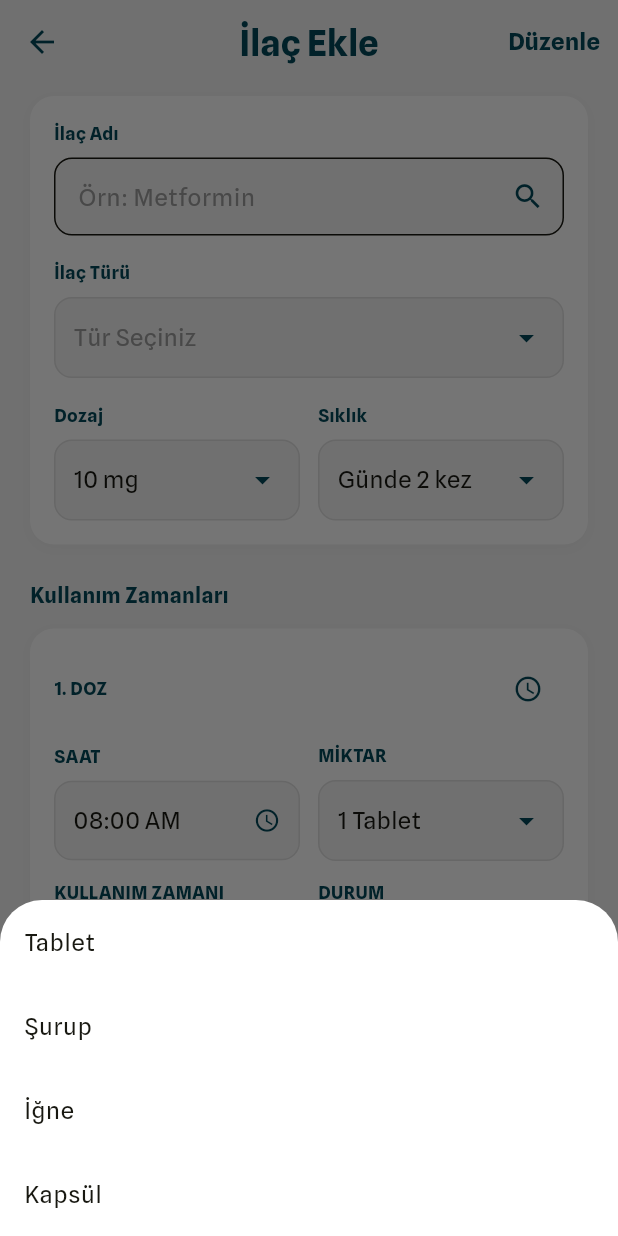
After one commit to SudeAkdag/INSULA, a Flutter app: the AddMedicationScreen screen opened directly, after a tap on "Tür Seçiniz", on a phone screen of 412 x 824 dp. The commit adds this screen. Run offline on Flutter 3.47's test engine with Material 3 defaults, Android fonts, the phone set to English and light mode, and no system bars; network calls fail.

Commit message:
add medication genel taslağı bitti

```diff
--- /dev/null
+++ b/insula/lib/presentation/screens/add_medication_screen.dart
@@ -0,0 +1,205 @@
+// İlaç Ekle sayfası. Widget'lar presentation/widgets/add_medication/ altındaki
+// ayrı dosyalardan import edilir (form kartı, doz kartları, notlar, kaydet butonu).
+import 'package:flutter/material.dart';
+import '../../core/theme/app_colors.dart';
+import '../../core/theme/app_text_styles.dart';
+import '../widgets/add_medication/add_medication_form_card.dart';
+import '../widgets/add_medication/add_medication_dose_card.dart';
+import '../widgets/add_medication/add_medication_notes_card.dart';
+import '../widgets/add_medication/add_medication_save_button.dart';
+
+class AddMedicationScreen extends StatefulWidget {
+  const AddMedicationScreen({super.key});
+
+  @override
+  State<AddMedicationScreen> createState() => _AddMedicationScreenState();
+}
+
+class _AddMedicationScreenState extends State<AddMedicationScreen> {
+  final _formKey = GlobalKey<FormState>();
+  final _nameController = TextEditingController();
+  final _notesController = TextEditingController();
+
+  String _medicationType = 'Tür Seçiniz';
+  String _dosage = '10 mg';
+  String _frequency = 'Günde 2 kez';
+
+  TimeOfDay _dose1Time = const TimeOfDay(hour: 8, minute: 0);
+  String _dose1Amount = '1 Tablet';
+  String _dose1UsageTime = 'Sabah';
+  String _dose1Condition = 'Aç';
+
+  TimeOfDay _dose2Time = const TimeOfDay(hour: 20, minute: 0);
+  String _dose2Amount = '1 Tablet';
+  String _dose2UsageTime = 'Akşam';
+  String _dose2Condition = 'Tok';
+
+  @override
+  void dispose() {
+    _nameController.dispose();
+    _notesController.dispose();
+    super.dispose();
+  }
+
+  Future<void> _pickTime(TimeOfDay initial, void Function(TimeOfDay) onPicked) async {
+    final picked = await showTimePicker(
+      context: context,
+      initialTime: initial,
+    );
+    if (picked != null) onPicked(picked);
+  }
+
+  void _showOptions(BuildContext context, List<String> options, void Function(String) onSelect) {
+    showModalBottomSheet(
+      context: context,
+      builder: (ctx) => SafeArea(
+        child: Column(
+          mainAxisSize: MainAxisSize.min,
+          children: options
+              .map((o) => ListTile(
+                    title: Text(o),
+                    onTap: () {
+                      onSelect(o);
+                      Navigator.pop(ctx);
+                    },
+                  ))
+              .toList(),
+        ),
+      ),
+    );
+  }
+
+  void _save() {
+    if (_formKey.currentState?.validate() ?? false) {
+      // TODO: İlaç kaydetme mantığı
+      Navigator.pop(context);
+    }
+  }
+
+  @override
+  Widget build(BuildContext context) {
+    return Scaffold(
+      backgroundColor: AppColors.backgroundLight,
+      appBar: AppBar(
+        leading: IconButton(
+          icon: const Icon(Icons.arrow_back, color: AppColors.secondary),
+          onPressed: () => Navigator.pop(context),
+        ),
+        title: Text(
+          "İlaç Ekle",
+          style: AppTextStyles.h1.copyWith(color: AppColors.secondary),
+        ),
+        centerTitle: true,
+        backgroundColor: Colors.transparent,
+        elevation: 0,
+        actions: [
+          TextButton(
+            onPressed: () {},
+            child: Text(
+              'Düzenle',
+              style: AppTextStyles.body.copyWith(
+                color: AppColors.accentTeal,
+                fontWeight: FontWeight.w600,
+              ),
+            ),
+          ),
+        ],
+      ),
+      body: Form(
+        key: _formKey,
+        child: SingleChildScrollView(
+          padding: const EdgeInsets.fromLTRB(20, 8, 20, 24),
+          child: Column(
+            crossAxisAlignment: CrossAxisAlignment.start,
+            children: [
+              AddMedicationFormCard(
+                nameController: _nameController,
+                medicationType: _medicationType,
+                dosage: _dosage,
+                frequency: _frequency,
+                onTypeTap: () => _showOptions(
+                  context,
+                  ['Tablet', 'Şurup', 'İğne', 'Kapsül'],
+                  (v) => setState(() => _medicationType = v),
+                ),
+                onDosageTap: () => _showOptions(
+                  context,
+                  ['10 mg', '500 mg', '1000 mg'],
+                  (v) => setState(() => _dosage = v),
+                ),
+                onFrequencyTap: () => _showOptions(
+                  context,
+                  ['Günde 1 kez', 'Günde 2 kez', 'Günde 3 kez', 'Haftada 1 kez'],
+                  (v) => setState(() => _frequency = v),
+                ),
+                nameValidator: (v) =>
+                    (v == null || v.trim().isEmpty) ? 'İlaç adı girin' : null,
+              ),
+              const SizedBox(height: 24),
+              Text(
+                'Kullanım Zamanları',
+                style: AppTextStyles.body.copyWith(
+                  fontSize: 14,
+                  fontWeight: FontWeight.bold,
+                  color: AppColors.accentTeal,
+                ),
+              ),
+              const SizedBox(height: 12),
+              AddMedicationDoseCard(
+                title: '1. DOZ',
+                time: _dose1Time,
+                onTimeTap: () => _pickTime(_dose1Time, (t) => setState(() => _dose1Time = t)),
+                amount: _dose1Amount,
+                usageTime: _dose1UsageTime,
+                condition: _dose1Condition,
+                onAmountTap: () => _showOptions(
+                  context,
+                  ['1 Tablet', '2 Tablet', '1 Ölçek'],
+                  (v) => setState(() => _dose1Amount = v),
+                ),
+                onUsageTimeTap: () => _showOptions(
+                  context,
+                  ['Sabah', 'Öğle', 'Akşam', 'Gece'],
+                  (v) => setState(() => _dose1UsageTime = v),
+                ),
+                onConditionTap: () => _showOptions(
+                  context,
+                  ['Aç', 'Tok'],
+                  (v) => setState(() => _dose1Condition = v),
+                ),
+              ),
+              const SizedBox(height: 12),
+              AddMedicationDoseCard(
+                title: '2. DOZ',
+                time: _dose2Time,
+                onTimeTap: () => _pickTime(_dose2Time, (t) => setState(() => _dose2Time = t)),
+                amount: _dose2Amount,
+                usageTime: _dose2UsageTime,
+                condition: _dose2Condition,
+                onAmountTap: () => _showOptions(
+                  context,
+                  ['1 Tablet', '2 Tablet', '1 Ölçek'],
+                  (v) => setState(() => _dose2Amount = v),
+                ),
+                onUsageTimeTap: () => _showOptions(
+                  context,
+                  ['Sabah', 'Öğle', 'Akşam', 'Gece'],
+                  (v) => setState(() => _dose2UsageTime = v),
+                ),
+                onConditionTap: () => _showOptions(
+                  context,
+                  ['Aç', 'Tok'],
+                  (v) => setState(() => _dose2Condition = v),
+                ),
+              ),
+              const SizedBox(height: 24),
+              AddMedicationNotesCard(controller: _notesController),
+              const SizedBox(height: 32),
+              AddMedicationSaveButton(onPressed: _save),
+            ],
+          ),
+        ),
+      ),
+    );
+  }
+}
--- a/insula/lib/presentation/screens/medication_screen.dart
+++ b/insula/lib/presentation/screens/medication_screen.dart
@@ -7,6 +7,7 @@ import '../../core/theme/app_text_styles.dart';
 import '../widgets/medication/medication_progress_card.dart';
 import '../widgets/medication/medication_section.dart';
 import '../widgets/medication/medication_card_data.dart';
+import 'add_medication_screen.dart';
 
 class MedicationScreen extends StatefulWidget {
   const MedicationScreen({super.key});
@@ -121,7 +122,14 @@ class _MedicationScreenState extends State<MedicationScreen> {
         ],
       ),
       floatingActionButton: FloatingActionButton.extended(
-        onPressed: null, // UI-only
+        onPressed: () {
+          Navigator.push(
+            context,
+            MaterialPageRoute<void>(
+              builder: (context) => const AddMedicationScreen(),
+            ),
+          );
+        },
         backgroundColor: const Color(0xFFFFC107),
         elevation: 4,
         icon: const Icon(
--- /dev/null
+++ b/insula/lib/presentation/widgets/add_medication/add_medication_dose_card.dart
@@ -0,0 +1,130 @@
+import 'package:flutter/material.dart';
+import '../../../core/theme/app_colors.dart';
+import '../../../core/theme/app_text_styles.dart';
+import 'add_medication_select_field.dart';
+
+/// İlaç ekleme sayfasında tek bir doz kartı (1. DOZ / 2. DOZ).
+/// SAAT, MİKTAR, KULLANIM ZAMANI, DURUM alanları.
+class AddMedicationDoseCard extends StatelessWidget {
+  final String title;
+  final TimeOfDay time;
+  final VoidCallback onTimeTap;
+  final String amount;
+  final String usageTime;
+  final String condition;
+  final VoidCallback onAmountTap;
+  final VoidCallback onUsageTimeTap;
+  final VoidCallback onConditionTap;
+
+  const AddMedicationDoseCard({
+    super.key,
+    required this.title,
+    required this.time,
+    required this.onTimeTap,
+    required this.amount,
+    required this.usageTime,
+    required this.condition,
+    required this.onAmountTap,
+    required this.onUsageTimeTap,
+    required this.onConditionTap,
+  });
+
+  static const double _cardRadius = 16;
+
+  static String formatTime(TimeOfDay t) {
+    final h = t.hourOfPeriod == 0 ? 12 : t.hourOfPeriod;
+    final ampm = t.period == DayPeriod.am ? 'AM' : 'PM';
+    return '${h.toString().padLeft(2, '0')}:${t.minute.toString().padLeft(2, '0')} $ampm';
+  }
+
+  @override
+  Widget build(BuildContext context) {
+    return Container(
+      width: double.infinity,
+      padding: const EdgeInsets.all(16),
+      decoration: BoxDecoration(
+        color: AppColors.surfaceLight,
+        borderRadius: BorderRadius.circular(_cardRadius),
+        boxShadow: [
+          BoxShadow(
+            color: Colors.black.withOpacity(0.04),
+            blurRadius: 8,
+            offset: const Offset(0, 2),
+          ),
+        ],
+      ),
+      child: Column(
+        crossAxisAlignment: CrossAxisAlignment.start,
+        children: [
+          Row(
+            mainAxisAlignment: MainAxisAlignment.spaceBetween,
+            children: [
+              Text(
+                title,
+                style: AppTextStyles.body.copyWith(
+                  fontSize: 12,
+                  fontWeight: FontWeight.bold,
+                  color: AppColors.accentTeal,
+                ),
+              ),
+              IconButton(
+                icon: Icon(Icons.access_time, color: AppColors.accentTeal, size: 20),
+                onPressed: onTimeTap,
+                padding: EdgeInsets.zero,
+                constraints: const BoxConstraints(),
+              ),
+            ],
+          ),
+          const SizedBox(height: 12),
+          Row(
+            children: [
+              Expanded(
+                child: AddMedicationSelectField(
+                  label: 'SAAT',
+                  value: formatTime(time),
+                  hint: '08:00 AM',
+                  suffixIcon: Icon(Icons.access_time, color: AppColors.accentTeal, size: 18),
+                  onTap: onTimeTap,
+                ),
+              ),
+              const SizedBox(width: 12),
+              Expanded(
+                child: AddMedicationSelectField(
+                  label: 'MİKTAR',
+                  value: amount,
+                  hint: '1 Tablet',
+                  suffixIcon: AddMedicationSelectField.dropdownIcon(),
+                  onTap: onAmountTap,
+                ),
+              ),
+            ],
+          ),
+          const SizedBox(height: 12),
+          Row(
+            children: [
+              Expanded(
+                child: AddMedicationSelectField(
+                  label: 'KULLANIM ZAMANI',
+                  value: usageTime,
+                  hint: 'Sabah',
+                  suffixIcon: AddMedicationSelectField.dropdownIcon(),
+                  onTap: onUsageTimeTap,
+                ),
+              ),
+              const SizedBox(width: 12),
+              Expanded(
+                child: AddMedicationSelectField(
+                  label: 'DURUM',
+                  value: condition,
+                  hint: 'Aç',
+                  suffixIcon: AddMedicationSelectField.dropdownIcon(),
+                  onTap: onConditionTap,
+                ),
+              ),
+            ],
+          ),
+        ],
+      ),
+    );
+  }
+}
--- /dev/null
+++ b/insula/lib/presentation/widgets/add_medication/add_medication_form_card.dart
@@ -0,0 +1,117 @@
+import 'package:flutter/material.dart';
+import '../../../core/theme/app_colors.dart';
+import '../../../core/theme/app_text_styles.dart';
+import 'add_medication_select_field.dart';
+
+/// İlaç ekleme sayfasındaki ilk kart: İlaç Adı, İlaç Türü, Dozaj, Sıklık.
+class AddMedicationFormCard extends StatelessWidget {
+  final TextEditingController nameController;
+  final String medicationType;
+  final String dosage;
+  final String frequency;
+  final VoidCallback onTypeTap;
+  final VoidCallback onDosageTap;
+  final VoidCallback onFrequencyTap;
+  final String? Function(String?)? nameValidator;
+
+  const AddMedicationFormCard({
+    super.key,
+    required this.nameController,
+    required this.medicationType,
+    required this.dosage,
+    required this.frequency,
+    required this.onTypeTap,
+    required this.onDosageTap,
+    required this.onFrequencyTap,
+    this.nameValidator,
+  });
+
+  static const double _cardRadius = 16;
+
+  @override
+  Widget build(BuildContext context) {
+    return Container(
+      width: double.infinity,
+      padding: const EdgeInsets.all(16),
+      decoration: BoxDecoration(
+        color: AppColors.surfaceLight,
+        borderRadius: BorderRadius.circular(_cardRadius),
+        boxShadow: [
+          BoxShadow(
+            color: Colors.black.withOpacity(0.04),
+            blurRadius: 8,
+            offset: const Offset(0, 2),
+          ),
+        ],
+      ),
+      child: Column(
+        crossAxisAlignment: CrossAxisAlignment.start,
+        children: [
+          _buildLabel('İlaç Adı'),
+          TextFormField(
+            controller: nameController,
+            decoration: InputDecoration(
+              hintText: 'Örn: Metformin',
+              hintStyle: const TextStyle(color: Colors.grey),
+              filled: true,
+              fillColor: AppColors.backgroundLight,
+              border: OutlineInputBorder(
+                borderRadius: BorderRadius.circular(12),
+                borderSide: BorderSide(color: Colors.grey.shade300),
+              ),
+              contentPadding: const EdgeInsets.symmetric(horizontal: 12, vertical: 14),
+              suffixIcon: Icon(Icons.search, color: AppColors.accentTeal, size: 22),
+            ),
+            validator: nameValidator,
+          ),
+          const SizedBox(height: 16),
+          AddMedicationSelectField(
+            label: 'İlaç Türü',
+            value: medicationType == 'Tür Seçiniz' ? '' : medicationType,
+            hint: 'Tür Seçiniz',
+            suffixIcon: AddMedicationSelectField.dropdownIcon(),
+            onTap: onTypeTap,
+          ),
+          const SizedBox(height: 16),
+          Row(
+            children: [
+              Expanded(
+                child: AddMedicationSelectField(
+                  label: 'Dozaj',
+                  value: dosage,
+                  hint: '10 mg',
+                  suffixIcon: AddMedicationSelectField.dropdownIcon(),
+                  onTap: onDosageTap,
+                ),
+              ),
+              const SizedBox(width: 12),
+              Expanded(
+                child: AddMedicationSelectField(
+                  label: 'Sıklık',
+                  value: frequency,
+                  hint: 'Günde 2 kez',
+                  suffixIcon: AddMedicationSelectField.dropdownIcon(),
+                  onTap: onFrequencyTap,
+                ),
+              ),
+            ],
+          ),
+        ],
+      ),
+    );
+  }
+
+  Widget _buildLabel(String text) {
+    return Padding(
+      padding: const EdgeInsets.only(bottom: 8),
+      child: Text(
+        text,
+        style: AppTextStyles.body.copyWith(
+          fontSize: 12,
+          fontWeight: FontWeight.bold,
+          color: AppColors.accentTeal,
+        ),
+      ),
+    );
+  }
+}
--- /dev/null
+++ b/insula/lib/presentation/widgets/add_medication/add_medication_notes_card.dart
@@ -0,0 +1,59 @@
+import 'package:flutter/material.dart';
+import '../../../core/theme/app_colors.dart';
+import '../../../core/theme/app_text_styles.dart';
+
+/// İlaç ekleme sayfasındaki Notlar alanı (çok satırlı metin, beyaz kart).
+class AddMedicationNotesCard extends StatelessWidget {
+  final TextEditingController controller;
+  final String hint;
+
+  const AddMedicationNotesCard({
+    super.key,
+    required this.controller,
+    this.hint = 'Örn: Yemekten hemen sonra bol su ile alınmalı...',
+  });
+
+  static const double _cardRadius = 16;
+
+  @override
+  Widget build(BuildContext context) {
+    return Column(
+      crossAxisAlignment: CrossAxisAlignment.start,
+      children: [
+        Padding(
+          padding: const EdgeInsets.only(bottom: 8),
+          child: Text(
+            'Notlar',
+            style: AppTextStyles.body.copyWith(
+              fontSize: 12,
+              fontWeight: FontWeight.bold,
+              color: AppColors.accentTeal,
+            ),
+          ),
+        ),
+        Container(
+          padding: const EdgeInsets.symmetric(horizontal: 12, vertical: 12),
+          decoration: BoxDecoration(
+            color: AppColors.surfaceLight,
+            borderRadius: BorderRadius.circular(_cardRadius),
+            boxShadow: [
+              BoxShadow(
+                color: Colors.black.withOpacity(0.04),
+                blurRadius: 8,
+                offset: const Offset(0, 2),
+              ),
+            ],
+          ),
+          child: TextField(
+            controller: controller,
+            maxLines: 4,
+            decoration: InputDecoration.collapsed(
+              hintText: hint,
+              hintStyle: const TextStyle(color: Colors.grey, fontSize: 14),
+            ),
+          ),
+        ),
+      ],
+    );
+  }
+}
--- /dev/null
+++ b/insula/lib/presentation/widgets/add_medication/add_medication_save_button.dart
@@ -0,0 +1,40 @@
+import 'package:flutter/material.dart';
+import '../../../core/theme/app_colors.dart';
+import '../../../core/theme/app_text_styles.dart';
+
+/// İlaç ekleme sayfasının altındaki tam genişlik "Kaydet" butonu.
+class AddMedicationSaveButton extends StatelessWidget {
+  final VoidCallback onPressed;
+
+  const AddMedicationSaveButton({
+    super.key,
+    required this.onPressed,
+  });
+
+  @override
+  Widget build(BuildContext context) {
+    return SizedBox(
+      width: double.infinity,
+      height: 56,
+      child: ElevatedButton.icon(
+        onPressed: onPressed,
+        icon: const Icon(Icons.save, color: Colors.white, size: 22),
+        label: Text(
+          'Kaydet',
+          style: AppTextStyles.body.copyWith(
+            color: Colors.white,
+            fontWeight: FontWeight.bold,
+            fontSize: 18,
+          ),
+        ),
+        style: ElevatedButton.styleFrom(
+          backgroundColor: AppColors.accentTeal,
+          shape: RoundedRectangleBorder(
+            borderRadius: BorderRadius.circular(16),
+          ),
+          elevation: 0,
+        ),
+      ),
+    );
+  }
+}
--- /dev/null
+++ b/insula/lib/presentation/widgets/add_medication/add_medication_select_field.dart
@@ -0,0 +1,70 @@
+import 'package:flutter/material.dart';
+import '../../../core/theme/app_colors.dart';
+import '../../../core/theme/app_text_styles.dart';
+
+/// İlaç ekleme formunda tek satırlık seçim alanı (tıklanınca bottom sheet vb. açılır).
+/// Label + değer/hint gösteren kutu + suffix ikon.
+class AddMedicationSelectField extends StatelessWidget {
+  final String label;
+  final String value;
+  final String hint;
+  final Widget? suffixIcon;
+  final VoidCallback? onTap;
+
+  const AddMedicationSelectField({
+    super.key,
+    required this.label,
+    required this.value,
+    required this.hint,
+    this.suffixIcon,
+    this.onTap,
+  });
+
+  static Widget dropdownIcon() {
+    return Icon(Icons.arrow_drop_down, color: AppColors.accentTeal, size: 24);
+  }
+
+  @override
+  Widget build(BuildContext context) {
+    return Column(
+      crossAxisAlignment: CrossAxisAlignment.start,
+      children: [
+        Padding(
+          padding: const EdgeInsets.only(bottom: 8),
+          child: Text(
+            label,
+            style: AppTextStyles.body.copyWith(
+              fontSize: 12,
+              fontWeight: FontWeight.bold,
+              color: AppColors.accentTeal,
+            ),
+          ),
+        ),
+        InkWell(
+          onTap: onTap,
+          child: Container(
+            padding: const EdgeInsets.symmetric(horizontal: 12, vertical: 14),
+            decoration: BoxDecoration(
+              color: AppColors.backgroundLight,
+              borderRadius: BorderRadius.circular(12),
+              border: Border.all(color: Colors.grey.shade300),
+            ),
+            child: Row(
+              children: [
+                Expanded(
+                  child: Text(
+                    value.isEmpty ? hint : value,
+                    style: AppTextStyles.body.copyWith(
+                      color: value.isEmpty ? Colors.grey : AppColors.textMainLight,
+                    ),
+                  ),
+                ),
+                if (suffixIcon != null) suffixIcon!,
+              ],
+            ),
+          ),
+        ),
+      ],
+    );
+  }
+}
```
Also changed, not shown: insula/pubspec.lock, 1 other file.
